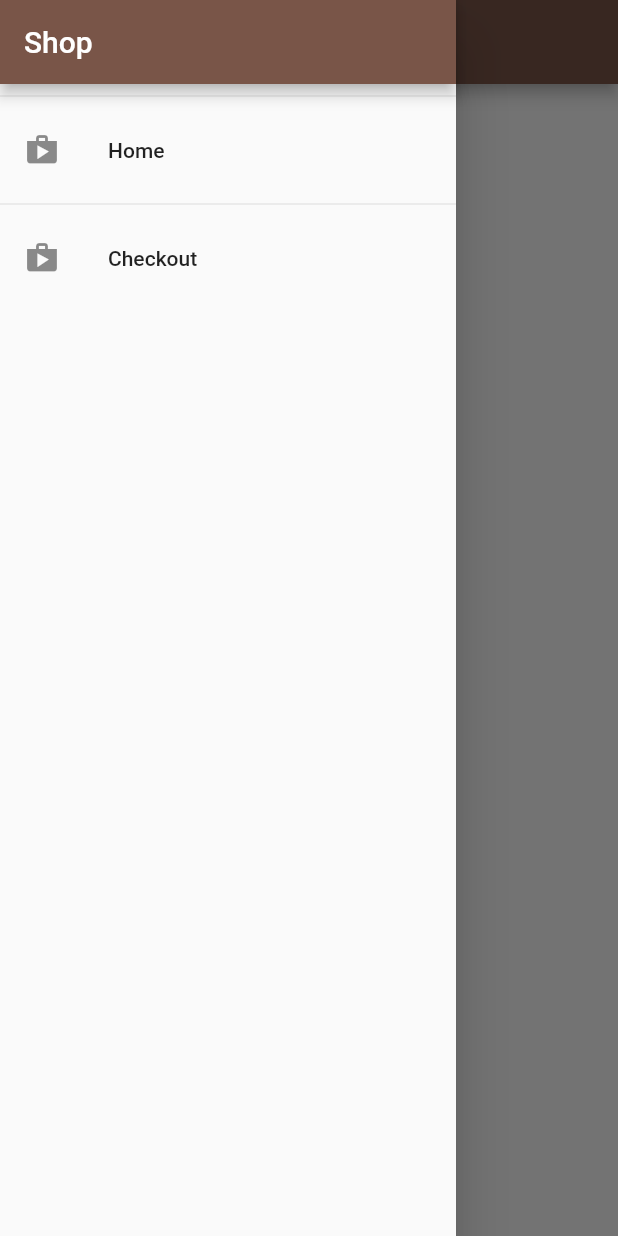
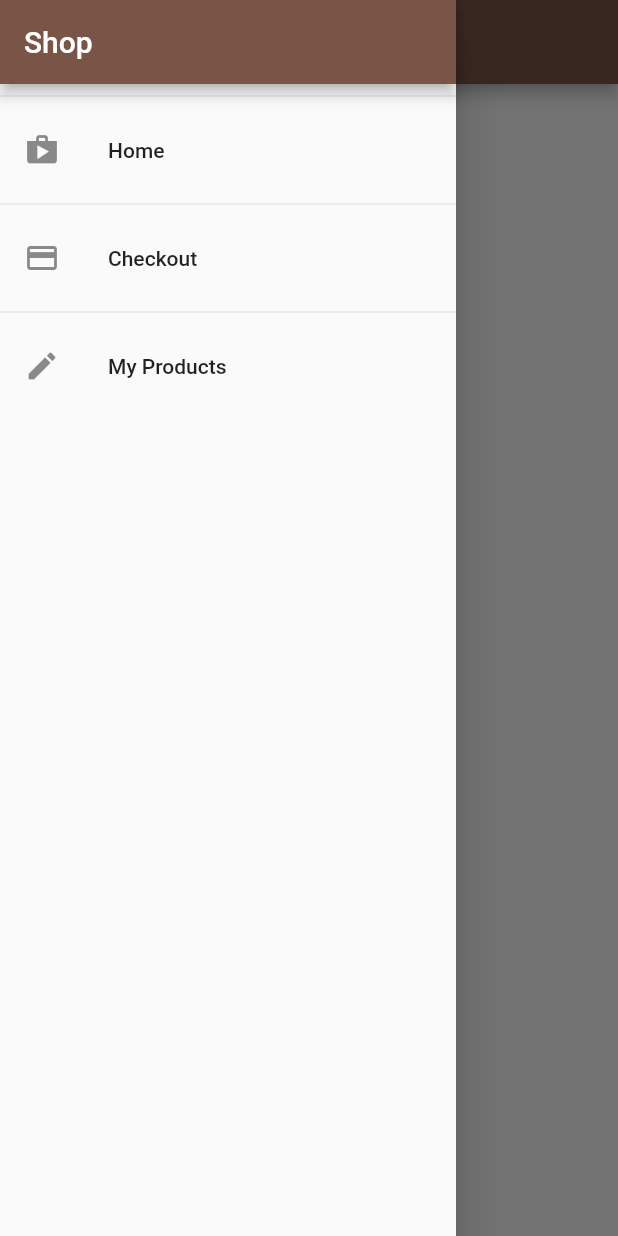
Before and after one commit to Dante291/Market_maven, a Flutter app: the orderScreen screen opened by its route, with the side drawer open, on a phone screen of 412 x 824 dp. Run offline on Flutter 3.47's test engine with Material 2 defaults, Android fonts, the phone set to English and light mode, and no system bars; network calls fail.

Commit message:
adding products

```diff
--- a/lib/Widgets/appDrawer.dart
+++ b/lib/Widgets/appDrawer.dart
@@ -1,5 +1,6 @@
 import 'package:flutter/material.dart';
 import 'package:shop_app/Screens/order_screen.dart';
+import 'package:shop_app/Screens/user_product_screen.dart';
 
 class AppDrawer extends StatelessWidget {
   const AppDrawer({super.key});
@@ -22,11 +23,19 @@ class AppDrawer extends StatelessWidget {
         ),
         Divider(),
         ListTile(
-            leading: Icon(Icons.shop),
+            leading: Icon(Icons.payment),
             title: Text('Checkout'),
             onTap: () {
               Navigator.of(context).pushReplacementNamed(orderScreen.routeName);
             }),
+        Divider(),
+        ListTile(
+            leading: Icon(Icons.edit),
+            title: Text('My Products'),
+            onTap: () {
+              Navigator.of(context)
+                  .pushReplacementNamed(UserProductScreen.routename);
+            })
       ]),
     );
   }
--- a/lib/main.dart
+++ b/lib/main.dart
@@ -8,6 +8,7 @@ import 'package:shop_app/Screens/cart_screen.dart';
 import 'package:shop_app/Screens/order_screen.dart';
 import 'package:shop_app/Screens/product_detail_screen.dart';
 import 'package:shop_app/Screens/product_overview_screen.dart';
+import 'package:shop_app/Screens/user_product_screen.dart';
 
 void main() {
   runApp(const MyApp());
@@ -34,6 +35,7 @@ class MyApp extends StatelessWidget {
               const productDetailScreen(),
           cartScreen.routename: (context) => cartScreen(),
           orderScreen.routeName: (context) => orderScreen(),
+          UserProductScreen.routename: (context) => UserProductScreen()
         },
       ),
     );
```
Also changed, not shown: lib/Screens/user_product_screen.dart (+27 -2 lines), lib/Widgets/userProductitem.dart (added, +32 -0 lines).
